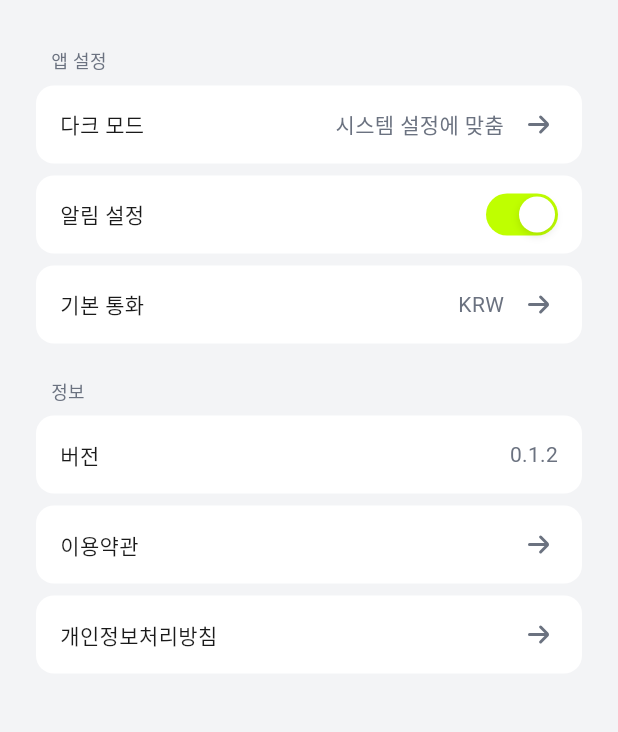
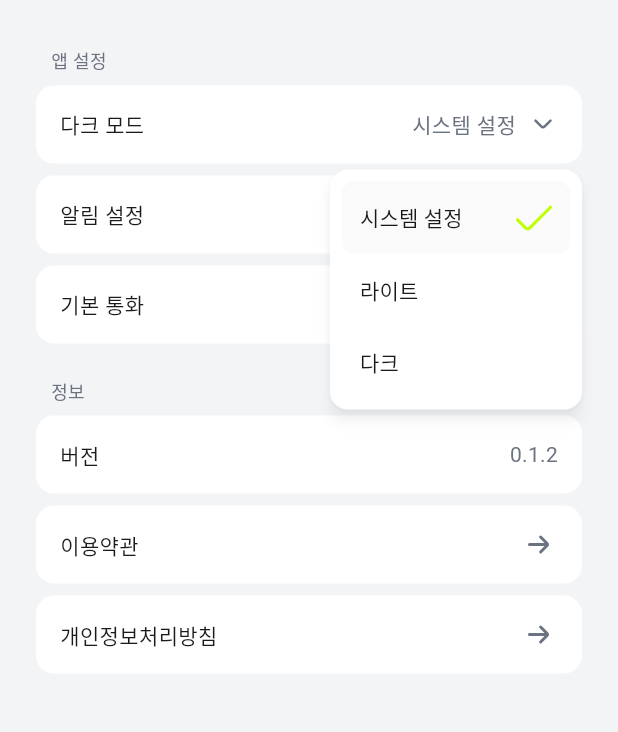
Before and after one commit to Bongpal-dev/Subby, a Flutter app: the SettingsScreen screen opened directly, after a tap on "다크 모드", on a phone screen of 412 x 824 dp, the part 60-792 px from its top. Run offline on Flutter 3.47's test engine with Material 3 defaults, Android fonts, the phone set to English and light mode, and no system bars; our stand-ins replace app_links, cloud_firestore, cloud_functions, connectivity_plus, drift, drift_flutter and 11 more; accounts and stored records are empty; generated files the repository leaves out were written again; network calls fail; Roboto replaces fonts that are missing (WantedSans).

Commit message:
feat: 다크 모드 설정 기능 추가
- themeModeProvider 추가 (SharedPreferences 저장)
- 설정 화면에 드롭다운으로 테마 선택 구현

```diff
--- a/lib/main.dart
+++ b/lib/main.dart
@@ -7,6 +7,7 @@ import 'package:subby/firebase_options.dart';
 import 'package:subby/core/theme/app_theme.dart';
 import 'package:subby/data/service/fcm_service.dart';
 import 'package:subby/presentation/common/app_initialization_wrapper.dart';
+import 'package:subby/presentation/common/providers/app_state_providers.dart';
 import 'package:subby/presentation/common/widgets/conflict_listener.dart';
 import 'package:subby/presentation/common/widgets/sync_notification_listener.dart';
 import 'package:subby/presentation/home/home_screen.dart';
@@ -23,16 +24,18 @@ Future<void> main() async {
   runApp(const ProviderScope(child: SubbyApp()));
 }
 
-class SubbyApp extends StatelessWidget {
+class SubbyApp extends ConsumerWidget {
   const SubbyApp({super.key});
 
   @override
-  Widget build(BuildContext context) {
+  Widget build(BuildContext context, WidgetRef ref) {
+    final themeMode = ref.watch(themeModeProvider);
+
     return MaterialApp(
       title: 'Subby',
       theme: AppTheme.light,
       darkTheme: AppTheme.dark,
-      themeMode: ThemeMode.system,
+      themeMode: themeMode,
       localizationsDelegates: const [
         GlobalMaterialLocalizations.delegate,
         GlobalWidgetsLocalizations.delegate,
--- a/lib/presentation/settings/settings_screen.dart
+++ b/lib/presentation/settings/settings_screen.dart
@@ -1,21 +1,23 @@
 import 'package:flutter/material.dart';
+import 'package:flutter_riverpod/flutter_riverpod.dart';
 import 'package:package_info_plus/package_info_plus.dart';
 import 'package:subby/core/theme/app_colors.dart';
 import 'package:subby/core/theme/app_icons.dart';
 import 'package:subby/core/theme/app_radius.dart';
 import 'package:subby/core/theme/app_spacing.dart';
 import 'package:subby/core/theme/app_typography.dart';
+import 'package:subby/presentation/common/providers/app_state_providers.dart';
 import 'package:subby/presentation/common/widgets/widgets.dart';
 
 /// 설정 화면
-class SettingsScreen extends StatefulWidget {
+class SettingsScreen extends ConsumerStatefulWidget {
   const SettingsScreen({super.key});
 
   @override
-  State<SettingsScreen> createState() => _SettingsScreenState();
+  ConsumerState<SettingsScreen> createState() => _SettingsScreenState();
 }
 
-class _SettingsScreenState extends State<SettingsScreen> {
+class _SettingsScreenState extends ConsumerState<SettingsScreen> {
   bool _notificationEnabled = true;
   String _appVersion = '';
 
@@ -55,12 +57,13 @@ class _SettingsScreenState extends State<SettingsScreen> {
             SettingGroup(
               label: '앱 설정',
               children: [
-                SettingItem(
+                SettingItemDropdown<ThemeMode>(
                   title: '다크 모드',
-                  value: '시스템 설정에 맞춤',
-                  type: SettingItemType.chevron,
-                  onTap: () {
-                    // TODO: 다크 모드 설정 화면으로 이동
+                  value: ref.watch(themeModeProvider),
+                  items: ThemeMode.values,
+                  itemLabel: themeModeToLabel,
+                  onChanged: (mode) {
+                    ref.read(themeModeProvider.notifier).setThemeMode(mode);
                   },
                 ),
                 SettingItem(
@@ -276,3 +279,126 @@ class SettingItem extends StatelessWidget {
     );
   }
 }
+
+/// 드롭다운이 포함된 설정 아이템
+class SettingItemDropdown<T> extends StatelessWidget {
+  const SettingItemDropdown({
+    super.key,
+    required this.title,
+    required this.value,
+    required this.items,
+    required this.itemLabel,
+    required this.onChanged,
+  });
+
+  final String title;
+  final T value;
+  final List<T> items;
+  final String Function(T) itemLabel;
+  final ValueChanged<T> onChanged;
+
+  @override
+  Widget build(BuildContext context) {
+    final isDark = Theme.of(context).brightness == Brightness.dark;
+    final colors = isDark ? AppColors.dark : AppColors.light;
+
+    return Material(
+      color: Colors.transparent,
+      child: InkWell(
+        onTap: () => _showDropdownMenu(context, colors),
+        child: Container(
+          height: 52,
+          padding: const EdgeInsets.symmetric(
+            horizontal: AppSpacing.s4,
+          ),
+          child: Row(
+            children: [
+              Expanded(
+                child: Text(
+                  title,
+                  style: AppTypography.body.copyWith(
+                    color: colors.textPrimary,
+                  ),
+                ),
+              ),
+              Text(
+                itemLabel(value),
+                style: AppTypography.body.copyWith(
+                  color: colors.textSecondary,
+                ),
+              ),
+              const SizedBox(width: AppSpacing.s2),
+              AppIcon(
+                AppIconType.dropdown,
+                size: 20,
+                color: colors.iconSecondary,
+              ),
+            ],
+          ),
+        ),
+      ),
+    );
+  }
+
+  void _showDropdownMenu(BuildContext context, AppColorScheme colors) {
+    final RenderBox button = context.findRenderObject() as RenderBox;
+    final RenderBox overlay =
+        Navigator.of(context).overlay!.context.findRenderObject() as RenderBox;
+    final buttonPosition = button.localToGlobal(Offset.zero, ancestor: overlay);
+
+    showMenu<T>(
+      context: context,
+      position: RelativeRect.fromLTRB(
+        buttonPosition.dx + button.size.width - 160,
+        buttonPosition.dy + button.size.height + 4,
+        overlay.size.width - buttonPosition.dx - button.size.width,
+        buttonPosition.dy + button.size.height + 200,
+      ),
+      constraints: const BoxConstraints(maxHeight: 240),
+      shape: RoundedRectangleBorder(borderRadius: AppRadius.mdAll),
+      color: colors.bgSecondary,
+      elevation: 4,
+      shadowColor: Colors.black.withValues(alpha: 0.32),
+      surfaceTintColor: Colors.transparent,
+      menuPadding: const EdgeInsets.all(AppSpacing.s2),
+      items: items.map((item) {
+        final isSelected = item == value;
+        return PopupMenuItem<T>(
+          value: item,
+          padding: EdgeInsets.zero,
+          height: 48,
+          child: Container(
+            height: 48,
+            padding: const EdgeInsets.symmetric(horizontal: AppSpacing.s3),
+            decoration: BoxDecoration(
+              color: isSelected ? colors.bgTertiary : Colors.transparent,
+              borderRadius: AppRadius.smAll,
+            ),
+            child: Row(
+              children: [
+                Expanded(
+                  child: Text(
+                    itemLabel(item),
+                    style: AppTypography.body.copyWith(
+                      color: colors.textPrimary,
+                    ),
+                  ),
+                ),
+                if (isSelected)
+                  AppIcon(
+                    AppIconType.check,
+                    size: 24,
+                    color: colors.bgAccent,
+                  ),
+              ],
+            ),
+          ),
+        );
+      }).toList(),
+    ).then((selectedValue) {
+      if (selectedValue != null) {
+        onChanged(selectedValue);
+      }
+    });
+  }
+}
```
Also changed, not shown: lib/presentation/common/providers/app_state_providers.dart (+63 -0 lines).
